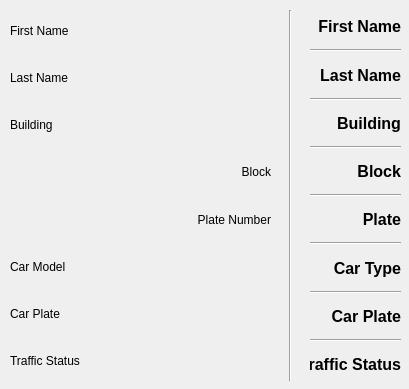
This is gui/residentView.ui in oaacUis/tesis-colombian-plate-recognition as Qt 5 draws it before an edit. The edited form follows.
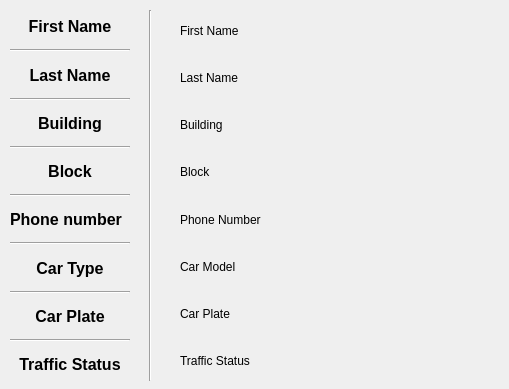
This is the edited form.

Commit message: refactor: Simplify plate number handling and improve resident data processing

Diff of the .ui file:
```diff
--- a/gui/residentView.ui
+++ b/gui/residentView.ui
@@ -6,7 +6,7 @@
             <rect>
                 <x>0</x>
                 <y>0</y>
-                <width>409</width>
+                <width>509</width>
                 <height>389</height>
             </rect>
         </property>
@@ -20,7 +20,7 @@
             <widget class="QWidget" name="layoutWidget">
                 <property name="geometry">
                     <rect>
-                        <x>10</x>
+                        <x>180</x>
                         <y>10</y>
                         <width>261</width>
                         <height>371</height>
@@ -35,7 +35,7 @@
                                 </font>
                             </property>
                             <property name="layoutDirection">
-                                <enum>Qt::RightToLeft</enum>
+                                <enum>Qt::LeftToRight</enum>
                             </property>
                             <property name="text">
                                 <string>First Name</string>
@@ -89,7 +89,7 @@
                                 <string>Block</string>
                             </property>
                             <property name="alignment">
-                                <set>Qt::AlignRight|Qt::AlignTrailing|Qt::AlignVCenter</set>
+                                <set>Qt::AlignLeading|Qt::AlignLeft|Qt::AlignVCenter</set>
                             </property>
                         </widget>
                     </item>
@@ -101,10 +101,10 @@
                                 </font>
                             </property>
                             <property name="text">
-                                <string>Plate Number</string>
+                                <string>Phone Number</string>
                             </property>
                             <property name="alignment">
-                                <set>Qt::AlignRight|Qt::AlignTrailing|Qt::AlignVCenter</set>
+                                <set>Qt::AlignLeading|Qt::AlignLeft|Qt::AlignVCenter</set>
                             </property>
                         </widget>
                     </item>
@@ -158,9 +158,9 @@
             <widget class="QWidget" name="layoutWidget">
                 <property name="geometry">
                     <rect>
-                        <x>310</x>
+                        <x>10</x>
                         <y>10</y>
-                        <width>91</width>
+                        <width>120</width>
                         <height>371</height>
                     </rect>
                 </property>
@@ -182,7 +182,7 @@
                                 <string>First Name</string>
                             </property>
                             <property name="alignment">
-                                <set>Qt::AlignRight|Qt::AlignTrailing|Qt::AlignVCenter</set>
+                                <set>Qt::AlignLeading|Qt::AlignCenter|Qt::AlignVCenter</set>
                             </property>
                         </widget>
                     </item>
@@ -210,7 +210,7 @@
                                 <string>Last Name</string>
                             </property>
                             <property name="alignment">
-                                <set>Qt::AlignRight|Qt::AlignTrailing|Qt::AlignVCenter</set>
+                                <set>Qt::AlignLeading|Qt::AlignCenter|Qt::AlignVCenter</set>
                             </property>
                         </widget>
                     </item>
@@ -238,7 +238,7 @@
                                 <string>Building</string>
                             </property>
                             <property name="alignment">
-                                <set>Qt::AlignRight|Qt::AlignTrailing|Qt::AlignVCenter</set>
+                                <set>Qt::AlignLeading|Qt::AlignCenter|Qt::AlignVCenter</set>
                             </property>
                         </widget>
                     </item>
@@ -266,7 +266,7 @@
                                 <string>Block</string>
                             </property>
                             <property name="alignment">
-                                <set>Qt::AlignRight|Qt::AlignTrailing|Qt::AlignVCenter</set>
+                                <set>Qt::AlignLeading|Qt::AlignCenter|Qt::AlignVCenter</set>
                             </property>
                         </widget>
                     </item>
@@ -291,10 +291,10 @@
                                 <enum>Qt::LeftToRight</enum>
                             </property>
                             <property name="text">
-                                <string>Plate</string>
+                                <string>Phone number</string>
                             </property>
                             <property name="alignment">
-                                <set>Qt::AlignRight|Qt::AlignTrailing|Qt::AlignVCenter</set>
+                                <set>Qt::AlignLeading|Qt::AlignLeft|Qt::AlignVCenter</set>
                             </property>
                         </widget>
                     </item>
@@ -322,7 +322,7 @@
                                 <string>Car Type</string>
                             </property>
                             <property name="alignment">
-                                <set>Qt::AlignRight|Qt::AlignTrailing|Qt::AlignVCenter</set>
+                                <set>Qt::AlignLeading|Qt::AlignCenter|Qt::AlignVCenter</set>
                             </property>
                         </widget>
                     </item>
@@ -350,7 +350,7 @@
                                 <string>Car Plate</string>
                             </property>
                             <property name="alignment">
-                                <set>Qt::AlignRight|Qt::AlignTrailing|Qt::AlignVCenter</set>
+                                <set>Qt::AlignLeading|Qt::AlignCenter|Qt::AlignVCenter</set>
                             </property>
                         </widget>
                     </item>
@@ -378,7 +378,7 @@
                                 <string>Traffic Status</string>
                             </property>
                             <property name="alignment">
-                                <set>Qt::AlignRight|Qt::AlignTrailing|Qt::AlignVCenter</set>
+                                <set>Qt::AlignLeading|Qt::AlignCenter|Qt::AlignVCenter</set>
                             </property>
                         </widget>
                     </item>
@@ -387,7 +387,7 @@
             <widget class="Line" name="line">
                 <property name="geometry">
                     <rect>
-                        <x>280</x>
+                        <x>140</x>
                         <y>10</y>
                         <width>20</width>
                         <height>371</height>
```
Left out of the diff: 1 changed line with no effect on the pictures. The commit also changes 15 other files.
